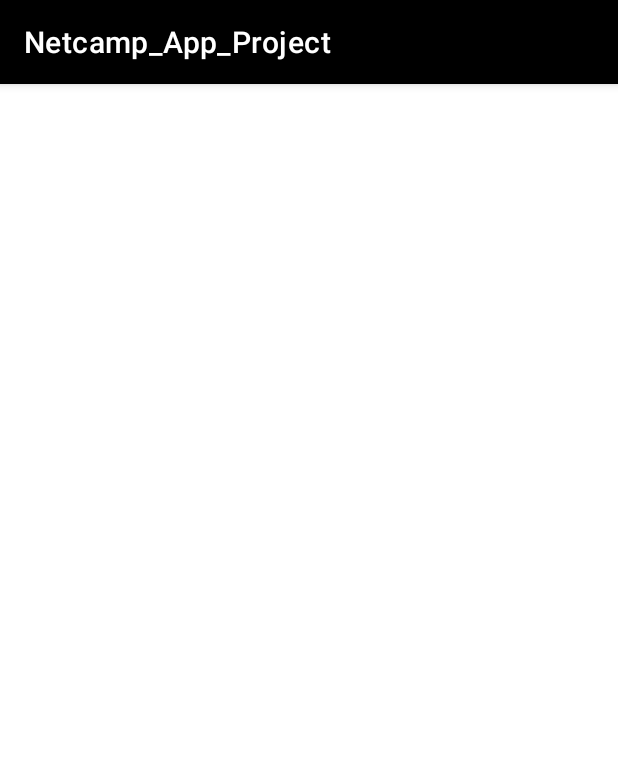
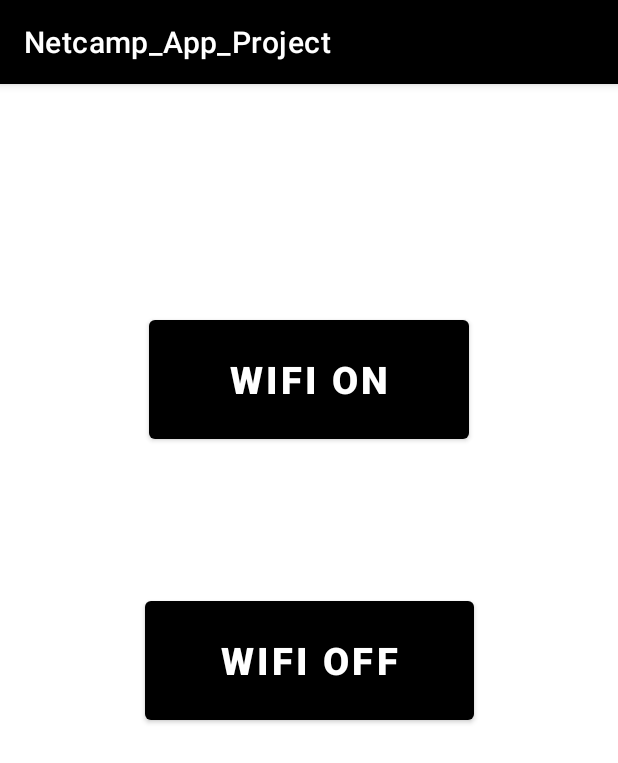
Before and after one commit to pragya-sharma11/Netcamp_App_Project, an Android app: the Wifi screen opened directly, with no data from a screen before it, on a phone screen of 412 x 824 dp. Shown: the top 763 px of the screen. Run offline under Robolectric (Android 15) with nearby library versions, the phone set to English and light mode, and no system bars.

Commit message:
create layout for wifi

```diff
--- a/app/src/main/res/layout/activity_wifi.xml
+++ b/app/src/main/res/layout/activity_wifi.xml
@@ -6,4 +6,30 @@
     android:layout_height="match_parent"
     tools:context=".Wifi">
 
+    <Button
+        android:id="@+id/wifiOn"
+        android:layout_width="213dp"
+        android:layout_height="91dp"
+        android:text="Wifi On"
+        android:textColor="@color/white"
+        android:textSize="25dp"
+        android:textStyle="bold"
+        app:layout_constraintBottom_toBottomOf="parent"
+        app:layout_constraintEnd_toEndOf="parent"
+        app:layout_constraintStart_toStartOf="parent"
+        app:layout_constraintTop_toTopOf="parent"
+        app:layout_constraintVertical_bias="0.224" />
+
+    <Button
+        android:id="@+id/wifiOff"
+        android:layout_width="219dp"
+        android:layout_height="91dp"
+        android:text="Wifi Off"
+        android:textColor="@color/white"
+        android:textSize="25dp"
+        android:textStyle="bold"
+        app:layout_constraintBottom_toBottomOf="parent"
+        app:layout_constraintEnd_toEndOf="parent"
+        app:layout_constraintStart_toStartOf="parent"
+        app:layout_constraintTop_toTopOf="parent" />
 </androidx.constraintlayout.widget.ConstraintLayout>
```
